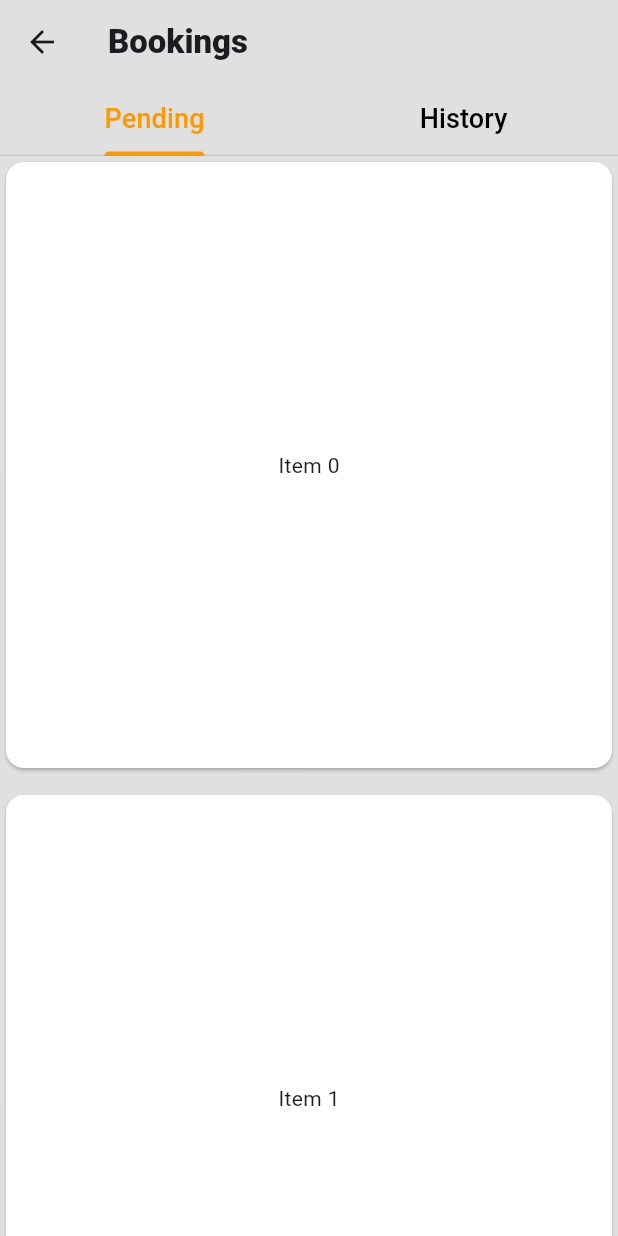
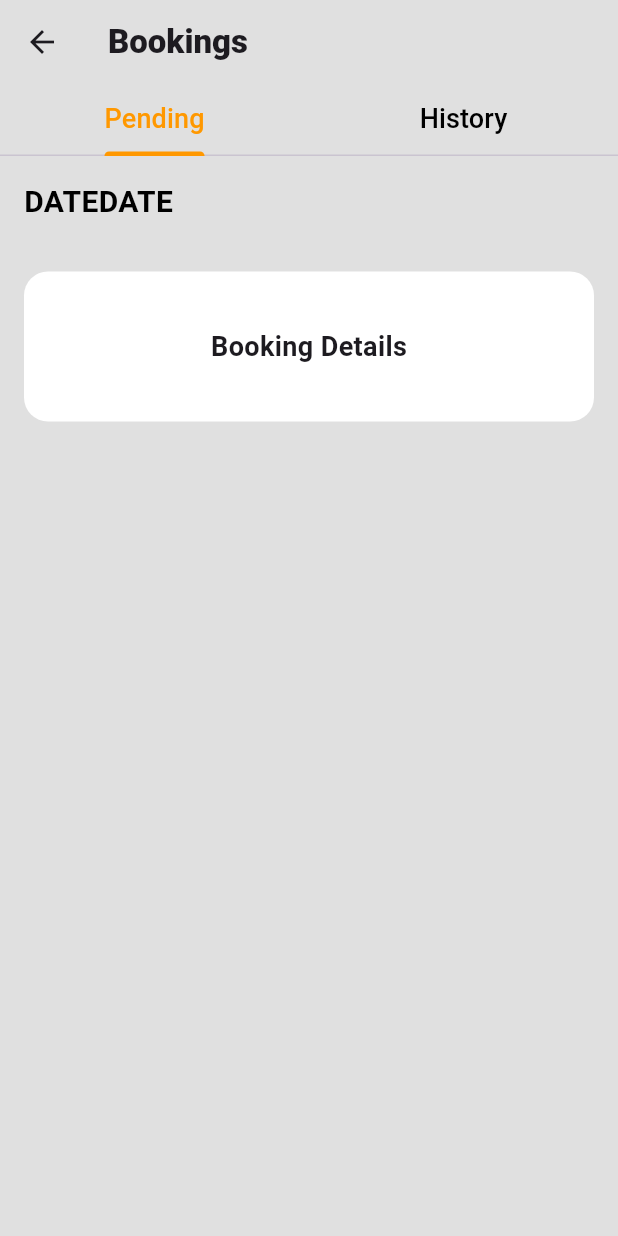
Before and after one commit to TechPyllars2024/AutoCareAutomotive, a Flutter app: the AutomotiveBookingScreen screen opened directly, on a phone screen of 412 x 824 dp. Run offline on Flutter 3.47's test engine with Material 3 defaults, Android fonts, the phone set to English and light mode, and no system bars; our stand-ins replace cloud_firestore, curved_navigation_bar, firebase_auth, firebase_core, firebase_storage, flutter_animate and 4 more; missing offline and left inert: flutter_pannable_rating_bar; accounts and stored records are empty.

Commit message:
update: booking details

```diff
--- a/lib/Booking Mangement/screens/automotive_booking.dart
+++ b/lib/Booking Mangement/screens/automotive_booking.dart
@@ -35,23 +35,41 @@ class _AutomotiveBookingState extends State<AutomotiveBookingScreen> {
         body: TabBarView(
           children: [
             // The first tab content
-            Center(
-              child: GridView.builder(
-                gridDelegate: SliverGridDelegateWithFixedCrossAxisCount(
-                  crossAxisCount: 1, // Number of columns
-                  crossAxisSpacing: 10.0, // Horizontal spacing
-                  mainAxisSpacing: 10.0, // Vertical spacing
+            Column(
+              crossAxisAlignment: CrossAxisAlignment.start,
+              children: [
+                Padding(
+                  padding: const EdgeInsets.all(16.0),
+                  child: Text(
+                    'DATEDATE',
+                    style: TextStyle(
+                      fontSize: 20,
+                      fontWeight: FontWeight.bold,
+                      color: Colors.black,
+                    ),
+                  ),
                 ),
-                itemCount: 10, // Number of items in the grid
-                itemBuilder: (context, index) {
-                  return Card(
-                    color: Colors.white,
+                // Replace GridView with a Container
+                Padding(
+                  padding: const EdgeInsets.all(16.0),
+                  child: Container(
+                    height: 100, // Adjust the height as needed
+                    decoration: BoxDecoration(
+                      color: Colors.white,
+                      borderRadius: BorderRadius.circular(16.0), // Circular edges
+                    ),
                     child: Center(
-                      child: Text('Item $index'),
+                      child: Text(
+                        'Booking Details',
+                        style: TextStyle(
+                          fontSize: 18,
+                          fontWeight: FontWeight.w600,
+                        ),
+                      ),
                     ),
-                  );
-                },
-              ),
+                  ),
+                ),
+              ],
             ),
             // The second tab content
             const Center(child: Text('Booking History')),
```
